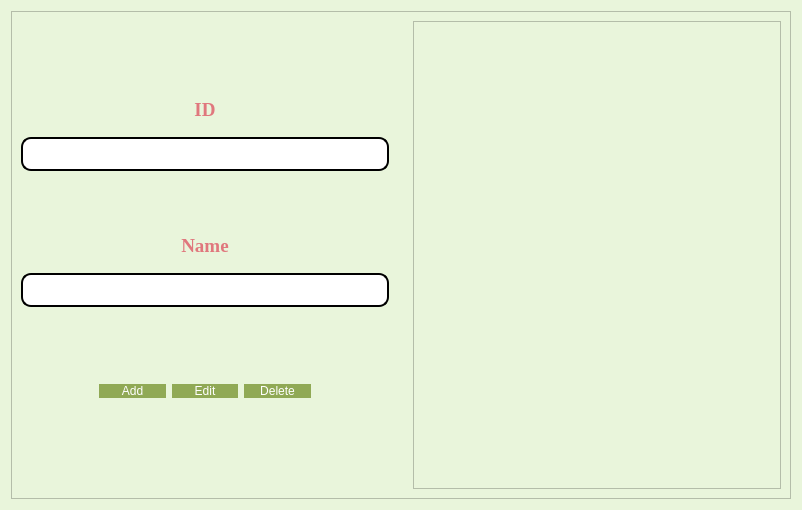
Qt form manageBooks.ui (salmajaghoua23/Library) before a commit.
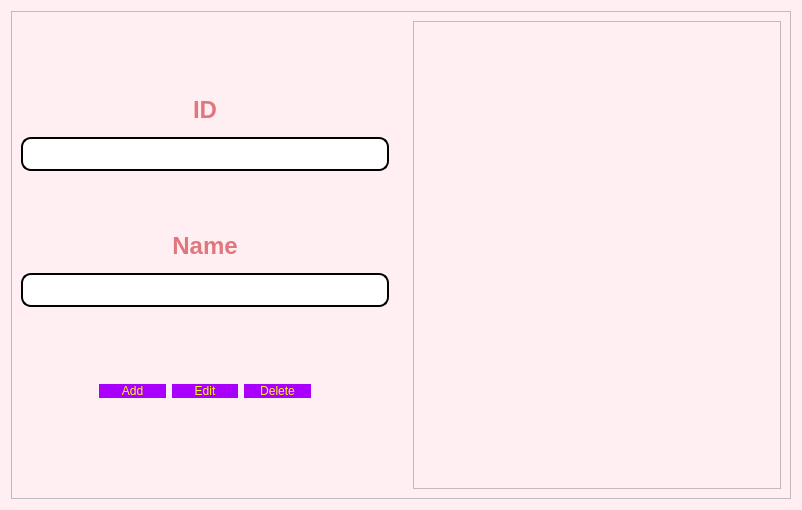
The same form after that commit.

What changed in the file:
```diff
--- a/manageBooks.ui
+++ b/manageBooks.ui
@@ -14,7 +14,7 @@
    <string>Dialog</string>
   </property>
   <property name="styleSheet">
-   <string notr="true">background-color:#e9f5db</string>
+   <string notr="true">background-color:rgb(255, 239, 242)</string>
   </property>
   <layout class="QHBoxLayout" name="horizontalLayout_6">
    <item>
@@ -54,7 +54,7 @@
 color: rgb(0, 0, 0);</string>
           </property>
           <property name="text">
-           <string>&lt;html&gt;&lt;head/&gt;&lt;body&gt;&lt;p align=&quot;center&quot;&gt;&lt;span style=&quot; font-size:14pt; font-family:georgia;font-weight:700; color:#e0777d;&quot;&gt;ID&lt;/span&gt;&lt;/p&gt;&lt;/body&gt;&lt;/html&gt;</string>
+           <string>&lt;html&gt;&lt;head/&gt;&lt;body&gt;&lt;p align=&quot;center&quot;&gt;&lt;span style=&quot; font-family:'georgia'; font-size:18pt; font-weight:700; color:#e0777d;&quot;&gt;ID&lt;/span&gt;&lt;/p&gt;&lt;/body&gt;&lt;/html&gt;</string>
           </property>
          </widget>
         </item>
@@ -97,7 +97,7 @@
 color: rgb(0, 0, 0);</string>
           </property>
           <property name="text">
-           <string>&lt;html&gt;&lt;head/&gt;&lt;body&gt;&lt;p align=&quot;center&quot;&gt;&lt;span style=&quot; font-size:14pt; font-family:georgia;font-weight:700; color:#e0777d;&quot;&gt;Name&lt;/span&gt;&lt;/p&gt;&lt;/body&gt;&lt;/html&gt;</string>
+           <string>&lt;html&gt;&lt;head/&gt;&lt;body&gt;&lt;p align=&quot;center&quot;&gt;&lt;span style=&quot; font-family:'georgia'; font-size:18pt; font-weight:700; color:#e0777d;&quot;&gt;Name&lt;/span&gt;&lt;/p&gt;&lt;/body&gt;&lt;/html&gt;</string>
           </property>
          </widget>
         </item>
@@ -158,12 +158,12 @@
               <property name="styleSheet">
                <string notr="true">QPushButton
 { 
-	border-radius:10px;
-	font: 10pt &quot;georgia&quot;;
-	background-color: #90a955;
+	border-radius:15px;
+	font: 16pt &quot;georgia&quot;;
+	background-color:rgb(168, 0, 252);
 	padding : 0 4px;
-	border-radius:10px;
-	color: rgb(255, 255, 255);
+	border-radius:20px;
+	color:rgb(255, 255, 0)
 }
 
 
@@ -184,12 +184,12 @@
               <property name="styleSheet">
                <string notr="true">QPushButton
 { 
-	border-radius:10px;
-	font: 10pt &quot;georgia&quot;;
-	background-color: #90a955;
-	padding : 0 10px;
-	border-radius:10px;
-	color: rgb(255, 255, 255);
+	border-radius:15px;
+	font: 16pt &quot;georgia&quot;;
+	background-color:rgb(168, 0, 252);
+	padding : 0 4px;
+	border-radius:20px;
+	color:rgb(255, 255, 0)
 }
 
 
@@ -210,12 +210,12 @@
               <property name="styleSheet">
                <string notr="true">QPushButton
 { 
-	border-radius:10px;
-	font: 10pt &quot;georgia&quot;;
-	background-color: #90a955;
+	border-radius:15px;
+	font: 16pt &quot;georgia&quot;;
+	background-color:rgb(168, 0, 252);
 	padding : 0 4px;
-	border-radius:10px;
-	color: rgb(255, 255, 255);
+	border-radius:20px;
+	color:rgb(255, 255, 0)
 }
 
 
```
Left out of the diff: 40 changed lines with no effect on the pictures.
